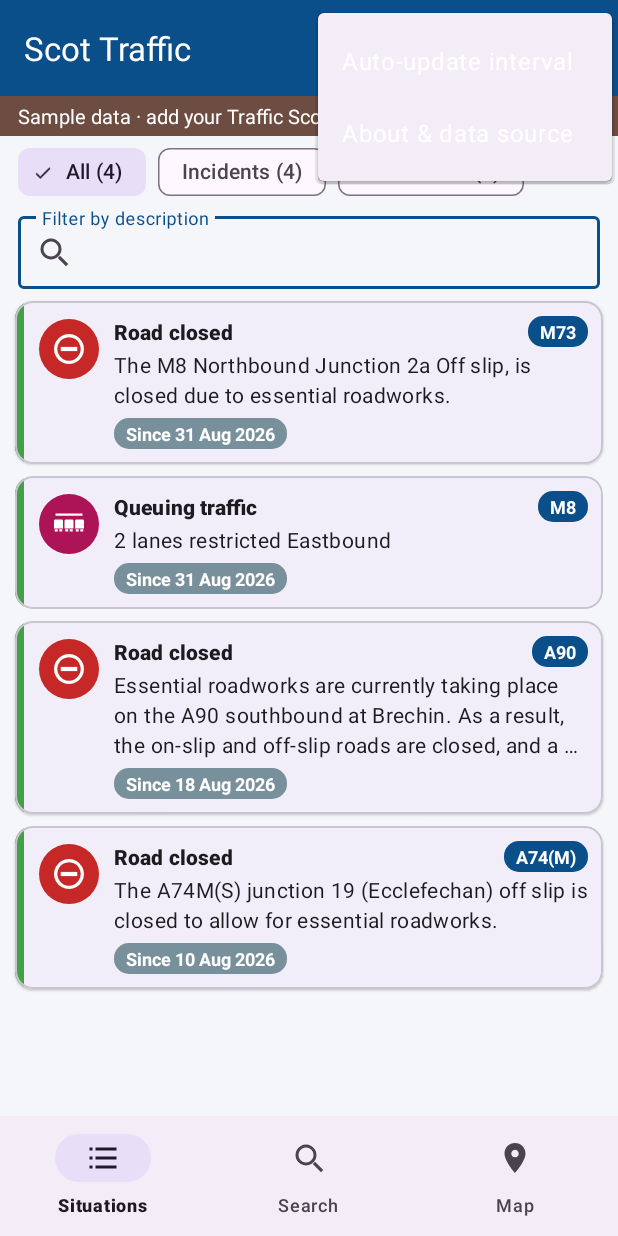
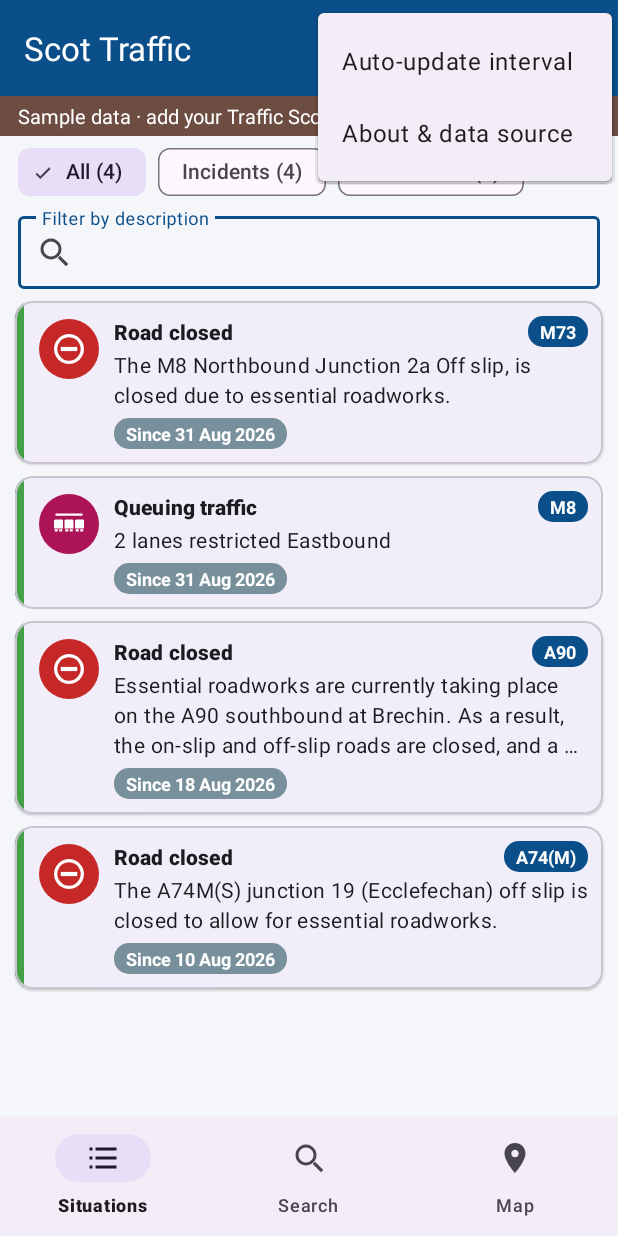
Before and after one commit to RossDrummond739/Drummond_Ross_S2329353_MPDCW1, an Android app: the screen it shows after launch (MainActivity), with the options menu open, on a phone screen of 412 x 824 dp. Run offline under Robolectric (Android 15) with nearby library versions, the phone set to English and light mode, and no system bars; pictures from the network do not load.

Commit message:
Toolbar fix, test results and evidence

```diff
--- a/app/src/main/java/org/me/gcu/drummond_ross_s2329353/ui/MainActivity.java
+++ b/app/src/main/java/org/me/gcu/drummond_ross_s2329353/ui/MainActivity.java
@@ -3,11 +3,15 @@ package org.me.gcu.drummond_ross_s2329353.ui;
 import android.content.res.ColorStateList;
 import android.os.Bundle;
 import android.view.View;
+import android.view.ViewGroup;
 import android.widget.TextView;
 
 import androidx.activity.OnBackPressedCallback;
 import androidx.appcompat.app.AppCompatActivity;
 import androidx.core.content.ContextCompat;
+import androidx.core.graphics.Insets;
+import androidx.core.view.ViewCompat;
+import androidx.core.view.WindowInsetsCompat;
 import androidx.fragment.app.Fragment;
 import androidx.fragment.app.FragmentManager;
 import androidx.lifecycle.ViewModelProvider;
@@ -55,6 +59,7 @@ public class MainActivity extends AppCompatActivity {
         twoPane = findViewById(R.id.detail_container).getVisibility() == View.VISIBLE;
 
         MaterialToolbar toolbar = findViewById(R.id.toolbar);
+        applyWindowInsets(toolbar);
         toolbar.inflateMenu(R.menu.main_menu);
         toolbar.setOnMenuItemClickListener(item -> {
             int id = item.getItemId();
@@ -102,6 +107,38 @@ public class MainActivity extends AppCompatActivity {
         viewModel.getState().observe(this, this::renderStatus);
         viewModel.isOnline().observe(this, o -> renderStatus(viewModel.getState().getValue()));
         viewModel.getNextAutoRefresh().observe(this, t -> renderStatus(viewModel.getState().getValue()));
+    }
+
+    /**
+     * Apps targeting Android 15 are drawn edge-to-edge (behind the status and navigation bars).
+     * Pad the toolbar below the status bar / camera cutout, keep content clear of the side cutouts
+     * and navigation bar, and make room for the keyboard.
+     */
+    private void applyWindowInsets(MaterialToolbar toolbar) {
+        View root = findViewById(R.id.root);
+        View navView = findViewById(R.id.nav);
+        final int toolbarHeight = toolbar.getLayoutParams().height;
+        ViewCompat.setOnApplyWindowInsetsListener(root, (v, insets) -> {
+            Insets bars = insets.getInsets(WindowInsetsCompat.Type.systemBars()
+                    | WindowInsetsCompat.Type.displayCutout());
+            int ime = insets.getInsets(WindowInsetsCompat.Type.ime()).bottom;
+
+            ViewGroup.LayoutParams lp = toolbar.getLayoutParams();
+            lp.height = toolbarHeight + bars.top;
+            toolbar.setLayoutParams(lp);
+            toolbar.setPadding(0, bars.top, 0, 0);
+
+            if (twoPane) {
+                // Landscape: nothing is docked at the bottom, so the whole layout sits above the nav bar
+                v.setPadding(bars.left, 0, bars.right, Math.max(ime, bars.bottom));
+            } else {
+                // Portrait: the bottom navigation bar extends behind the gesture bar
+                v.setPadding(bars.left, 0, bars.right, ime);
+                navView.setPadding(navView.getPaddingLeft(), navView.getPaddingTop(),
+                        navView.getPaddingRight(), ime > 0 ? 0 : bars.bottom);
+            }
+            return WindowInsetsCompat.CONSUMED;
+        });
     }
 
     @Override
--- a/app/src/main/res/layout-land/activity_main.xml
+++ b/app/src/main/res/layout-land/activity_main.xml
@@ -3,6 +3,7 @@
      detail pane on the right, so the list/search/map and the details are visible together. -->
 <LinearLayout xmlns:android="http://schemas.android.com/apk/res/android"
     xmlns:app="http://schemas.android.com/apk/res-auto"
+    android:id="@+id/root"
     android:layout_width="match_parent"
     android:layout_height="match_parent"
     android:orientation="vertical">
@@ -13,6 +14,7 @@
         android:layout_height="48dp"
         android:background="?attr/colorPrimary"
         android:theme="@style/ThemeOverlay.Material3.Dark.ActionBar"
+        app:popupTheme="@style/Theme.Traffic"
         app:titleTextColor="?attr/colorOnPrimary"
         app:title="@string/app_name" />
 
--- a/app/src/main/res/layout/activity_main.xml
+++ b/app/src/main/res/layout/activity_main.xml
@@ -2,6 +2,7 @@
 <!-- PORTRAIT: toolbar, status banner, one content pane, bottom navigation bar. -->
 <LinearLayout xmlns:android="http://schemas.android.com/apk/res/android"
     xmlns:app="http://schemas.android.com/apk/res-auto"
+    android:id="@+id/root"
     android:layout_width="match_parent"
     android:layout_height="match_parent"
     android:orientation="vertical">
@@ -12,6 +13,7 @@
         android:layout_height="?attr/actionBarSize"
         android:background="?attr/colorPrimary"
         android:theme="@style/ThemeOverlay.Material3.Dark.ActionBar"
+        app:popupTheme="@style/Theme.Traffic"
         app:titleTextColor="?attr/colorOnPrimary"
         app:title="@string/app_name" />
 
```
Also changed, not shown: 2 other files.
